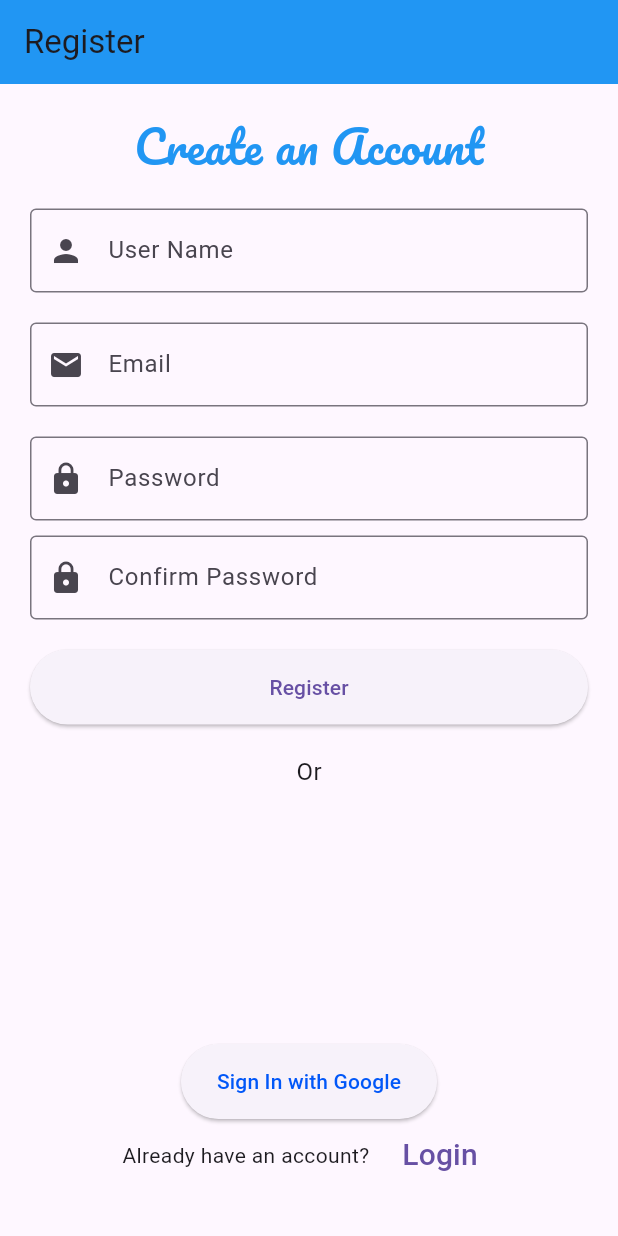
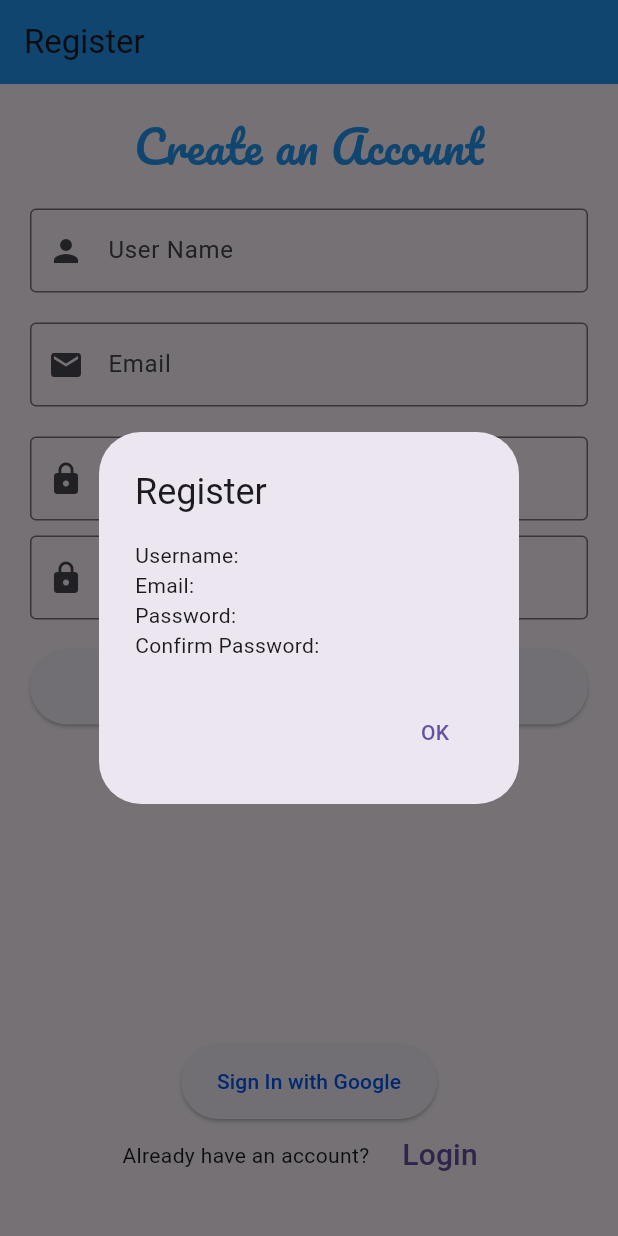
Before and after one commit to iwasya/Mobile_pertemuan_3, a Flutter app: the screen it shows after launch, after a tap on "Register", on a phone screen of 412 x 824 dp. Run offline on Flutter 3.47's test engine with Material 3 defaults, Android fonts, the phone set to English and light mode, and no system bars; our stand-ins replace google_fonts.

```diff
--- a/lib/main.dart
+++ b/lib/main.dart
@@ -5,22 +5,59 @@ import 'package:google_fonts/google_fonts.dart'; // Import Google Fonts
 void main() => runApp(const MyApp());
 
 class MyApp extends StatelessWidget {
-  const MyApp({Key? key}) : super(key: key);
+  const MyApp({super.key});
 
   static const String _title = 'HalloDock';
 
   @override
   Widget build(BuildContext context) {
-    return MaterialApp(
+    return const MaterialApp(
       title: _title,
       debugShowCheckedModeBanner: false,
-      home: const RegisterPage(),
+      home: RegisterPage(),
     );
   }
 }
 
-class RegisterPage extends StatelessWidget {
-  const RegisterPage({Key? key}) : super(key: key);
+class RegisterPage extends StatefulWidget {
+  const RegisterPage({super.key});
+
+  @override
+  State<RegisterPage> createState() => _RegisterPageState();
+}
+
+class _RegisterPageState extends State<RegisterPage> {
+  final TextEditingController _usernameRegister = TextEditingController();
+  final TextEditingController _emailRegister = TextEditingController();
+  final TextEditingController _passwordRegister = TextEditingController();
+  final TextEditingController _confirmPasswordRegister =
+      TextEditingController();
+
+  void _view() {
+    String username = _usernameRegister.text;
+    String email = _emailRegister.text;
+    String password = _passwordRegister.text;
+    String confirmPassword = _confirmPasswordRegister.text;
+
+    showDialog(
+      context: context,
+      builder: (context) {
+        return AlertDialog(
+          title: const Text('Register'),
+          content: Text(
+              'Username: $username\nEmail: $email\nPassword: $password\nConfirm Password: $confirmPassword'),
+          actions: [
+            TextButton(
+              child: const Text('OK'),
+              onPressed: () {
+                Navigator.of(context).pop();
+              },
+            ),
+          ],
+        );
+      },
+    );
+  }
 
   @override
   Widget build(BuildContext context) {
@@ -53,6 +90,7 @@ class RegisterPage extends StatelessWidget {
                   Container(
                     padding: const EdgeInsets.all(10),
                     child: TextField(
+                      controller: _usernameRegister,
                       decoration: const InputDecoration(
                         border: OutlineInputBorder(),
                         labelText: 'User Name',
@@ -63,6 +101,7 @@ class RegisterPage extends StatelessWidget {
                   Container(
                     padding: const EdgeInsets.all(10),
                     child: TextField(
+                      controller: _emailRegister,
                       decoration: const InputDecoration(
                         border: OutlineInputBorder(),
                         labelText: 'Email',
@@ -73,6 +112,7 @@ class RegisterPage extends StatelessWidget {
                   Container(
                     padding: const EdgeInsets.fromLTRB(10, 10, 10, 0),
                     child: TextField(
+                      controller: _passwordRegister,
                       obscureText: true,
                       decoration: const InputDecoration(
                         border: OutlineInputBorder(),
@@ -84,6 +124,7 @@ class RegisterPage extends StatelessWidget {
                   Container(
                     padding: const EdgeInsets.fromLTRB(10, 10, 10, 0),
                     child: TextField(
+                      controller: _confirmPasswordRegister,
                       obscureText: true,
                       decoration: const InputDecoration(
                         border: OutlineInputBorder(),
@@ -92,35 +133,32 @@ class RegisterPage extends StatelessWidget {
                       ),
                     ),
                   ),
-                  // Menambahkan jarak antara "Confirm Password" dan tombol "Register"
-                  const SizedBox(height: 20),
+                  const SizedBox(height: 20), // Space before Register button
                   Container(
                     height: 50,
                     padding: const EdgeInsets.fromLTRB(10, 0, 10, 0),
                     child: ElevatedButton(
                       child: const Text('Register'),
                       onPressed: () {
-                        // Aksi yang dilakukan saat tombol register ditekan
+                        _view();
                       },
                     ),
                   ),
-                  const SizedBox(
-                      height: 20), // Menambahkan jarak sebelum teks "Or"
-                  Center(
-                    child: const Text('Or', style: TextStyle(fontSize: 16)),
+                  const SizedBox(height: 20), // Space before "Or"
+                  const Center(
+                    child: Text('Or', style: TextStyle(fontSize: 16)),
                   ),
-                  const SizedBox(
-                      height: 20), // Menambahkan jarak setelah teks "Or"
+                  const SizedBox(height: 20), // Space after "Or"
                 ],
               ),
             ),
-            // Menambahkan tombol "Sign In with Google"
+            // Sign In with Google button
             Container(
               height: 50,
               padding: const EdgeInsets.fromLTRB(10, 0, 10, 0),
               child: ElevatedButton.icon(
                 onPressed: () {
-                  // Aksi yang dilakukan saat tombol "Sign In with Google" ditekan
+                  // Action when "Sign In with Google" button is pressed
                 },
                 label: const Text(
                   'Sign In with Google',
@@ -129,24 +167,29 @@ class RegisterPage extends StatelessWidget {
                 style: ElevatedButton.styleFrom(),
               ),
             ),
+            // Row for Login redirect
             Row(
               mainAxisAlignment: MainAxisAlignment.center,
               children: <Widget>[
                 const Text('Already have an account?'),
-                SizedBox(width: 10), // Menambahkan jarak antara teks dan tombol
+                const SizedBox(width: 10), // Space between text and button
                 TextButton(
                   child: const Text(
                     'Login',
                     style: TextStyle(fontSize: 20),
                   ),
                   onPressed: () {
-                    Navigator.push(context,
-                        MaterialPageRoute(builder: (context) => LoginPage()));
+                    Navigator.push(
+                      context,
+                      MaterialPageRoute(
+                        builder: (context) => const LoginPage(),
+                      ),
+                    );
                   },
                 ),
               ],
             ),
-            SizedBox(height: 20), // Menambahkan jarak di bawah row
+            const SizedBox(height: 20), // Space below the Row
           ],
         ),
       ),
```
Also changed, not shown: lib/Login.dart (+50 -17 lines).
